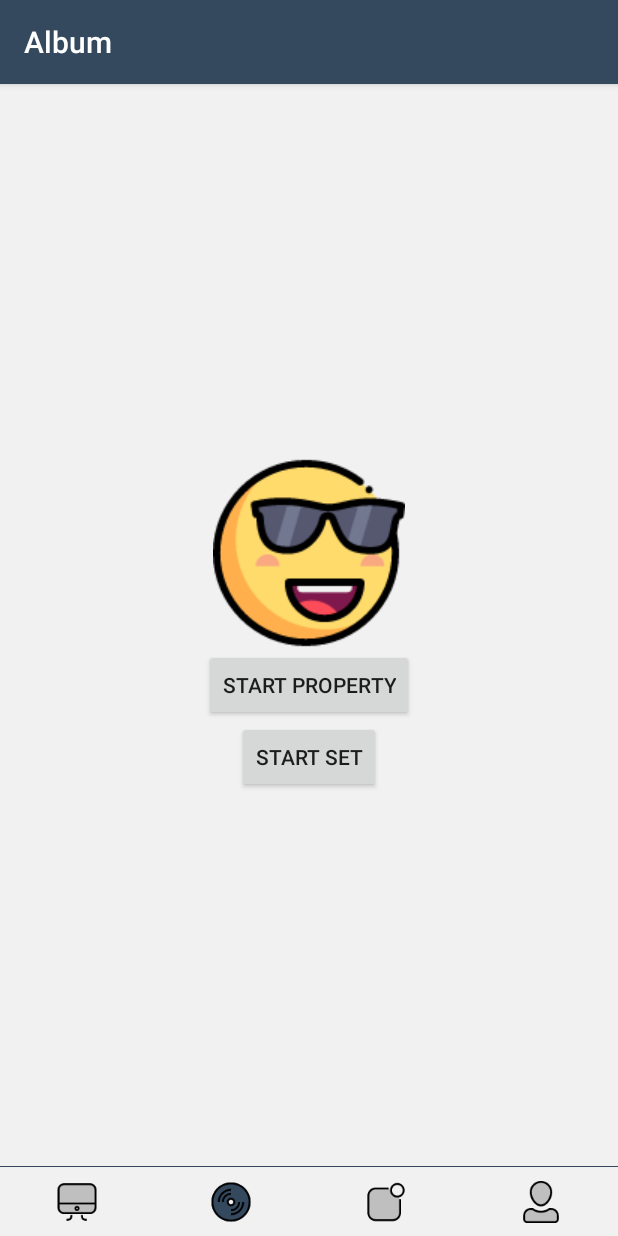
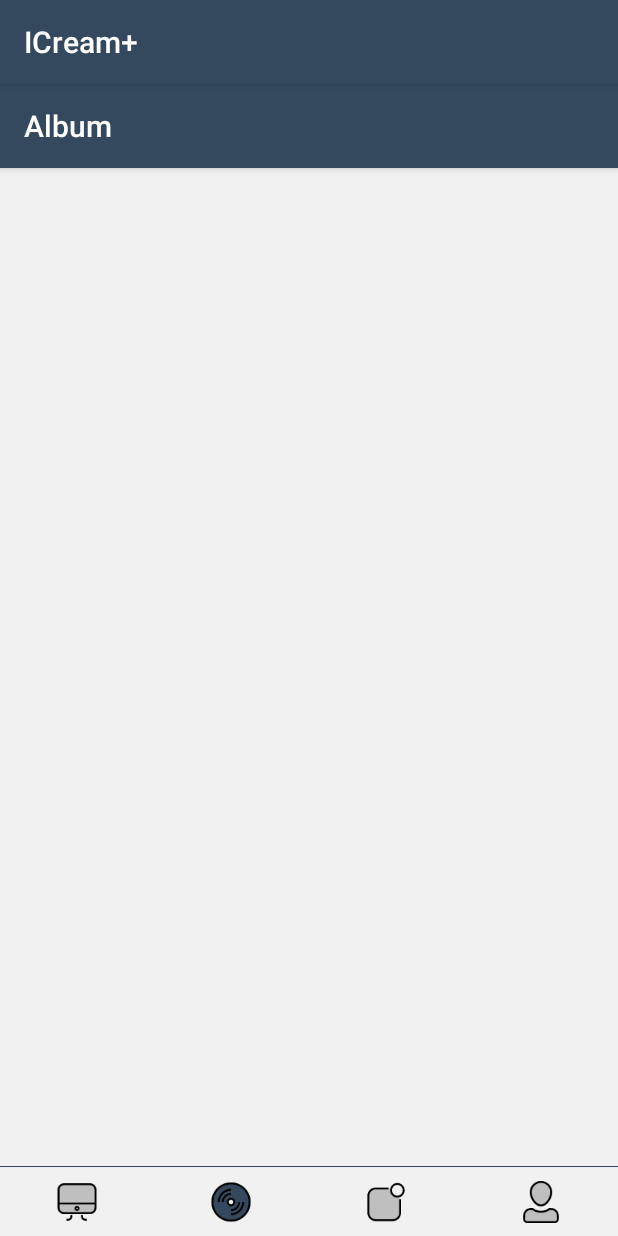
Before and after one commit to sugarkawhi/icream-android, an Android app: the MainActivity screen opened directly, with no data from a screen before it, after a tap on an icon or button, on a phone screen of 412 x 824 dp. Run offline under Robolectric (Android 15) with nearby library versions, the light colour scheme and no system bars; our stand-ins replace data binding; libraries missing offline, so code that uses them is left out: rx.android.schedulers, rx.schedulers, rx.subscriptions; pictures from the network do not load; 4 statements that could not run were skipped.

Commit message:
+ remove unused res

```diff
--- a/app/src/main/res/layout/fragment_video.xml
+++ b/app/src/main/res/layout/fragment_video.xml
@@ -4,22 +4,6 @@
     android:gravity="center"
     android:orientation="vertical">
 
-    <ImageView
-        android:id="@+id/iv"
-        android:layout_width="wrap_content"
-        android:layout_height="wrap_content"
-        android:layout_gravity="center"
-        android:src="@drawable/cool" />
 
-    <Button
-        android:id="@+id/btn_property"
-        android:layout_width="wrap_content"
-        android:layout_height="wrap_content"
-        android:text="START PROPERTY" />
 
-    <Button
-        android:id="@+id/btn_set"
-        android:layout_width="wrap_content"
-        android:layout_height="wrap_content"
-        android:text="START SET" />
 </LinearLayout>
--- a/app/src/main/res/values/styles.xml
+++ b/app/src/main/res/values/styles.xml
@@ -1,7 +1,7 @@
 <resources>
 
     <!-- Base application theme. -->
-    <style name="Theme.Base" parent="Theme.AppCompat.Light.NoActionBar">
+    <style name="AppTheme" parent="Theme.AppCompat.Light.DarkActionBar">
         <!-- Customize your theme here. -->
         <item name="colorPrimary">@color/colorPrimary</item>
         <item name="colorPrimaryDark">@color/colorPrimaryDark</item>
@@ -10,10 +10,4 @@
     </style>
 
 
-    <style name="Theme.Sample" parent="Theme.Base">
-
-
-    </style>
-
-
 </resources>
```
Also changed, not shown: app/src/main/AndroidManifest.xml (+1 -7 lines), app/src/main/java/me/sugarkawhi/youqu/feature/main/video/VideoFragment.java (+0 -46 lines), app/src/main/java/me/sugarkawhi/youqu/widget/CustomChangeBounds.java (deleted, +0 -48 lines), gradle/maven_push.gradle (added, +95 -0 lines).
